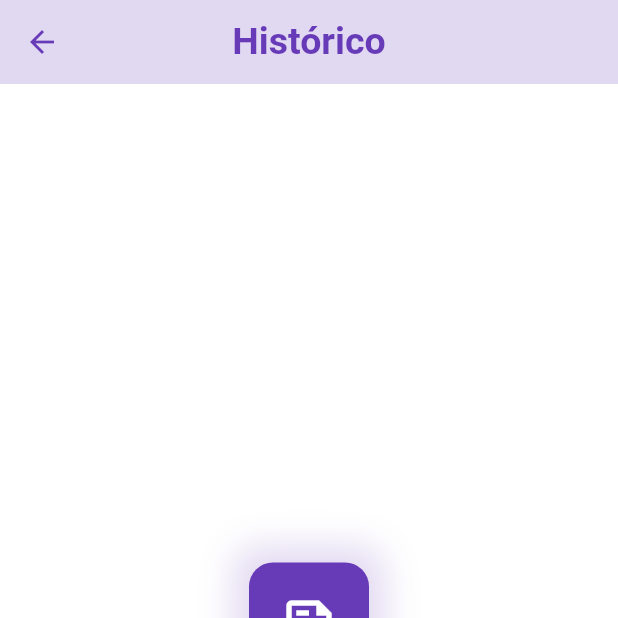
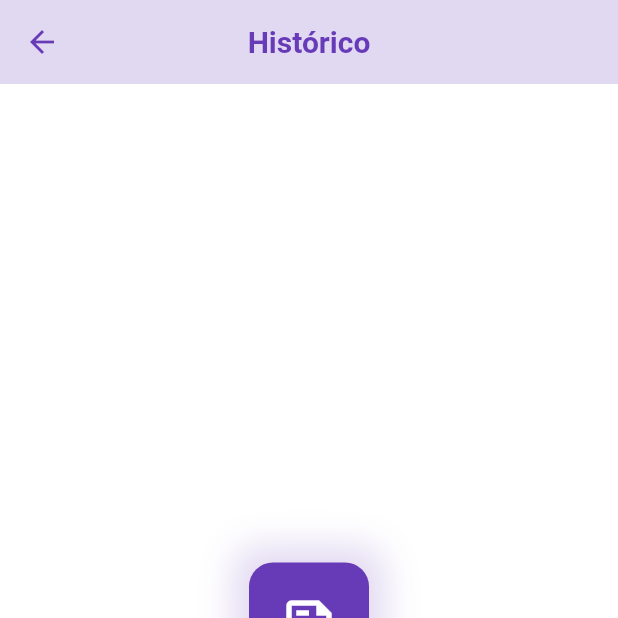
Before and after one commit to DanielMendesDoAmaralLivance/desenvolvimento-sistemas-moveis-e-distribuidos-av1, a Flutter app: the screen it shows after launch, after a tap on "Visualizar histórico completo", on a phone screen of 412 x 824 dp, the top half of it. Run offline on Flutter 3.47's test engine with Material 3 defaults, Android fonts, the phone set to English and light mode, and no system bars; our stand-ins replace dio, flutter_mobx, geocoding, hive, hive_flutter, mobx; missing offline and left inert: map_launcher; accounts and stored records are empty; generated files the repository leaves out were written again.

Commit message:
Cria classe de metrics

```diff
--- a/lib/src/modules/home/components/last_searched_address_data.dart
+++ b/lib/src/modules/home/components/last_searched_address_data.dart
@@ -1,5 +1,6 @@
 import 'package:fast_location/src/modules/home/model/address_model.dart';
 import 'package:fast_location/src/shared/colors/app_colors.dart';
+import 'package:fast_location/src/shared/metrics/app_text_metrics.dart';
 import 'package:flutter/material.dart';
 
 class LastSearchedAddressData extends StatelessWidget {
@@ -24,7 +25,7 @@ class LastSearchedAddressData extends StatelessWidget {
               'Dados da localização',
               style: TextStyle(
                 color: AppColors.theme,
-                fontSize: 20,
+                fontSize: AppTextMetrics.large,
                 fontWeight: FontWeight.bold,
               ),
               textAlign: TextAlign.center,
--- a/lib/src/modules/home/components/last_searched_address_empty_state.dart
+++ b/lib/src/modules/home/components/last_searched_address_empty_state.dart
@@ -1,4 +1,5 @@
 import 'package:fast_location/src/shared/colors/app_colors.dart';
+import 'package:fast_location/src/shared/metrics/app_text_metrics.dart';
 import 'package:flutter/material.dart';
 
 class LastSearchedAddressEmptyState extends StatefulWidget {
@@ -35,7 +36,7 @@ class _LastSearchedAddressEmptyStateState
             'Faça uma busca para localizar seu destino',
             style: TextStyle(
               color: AppColors.theme,
-              fontSize: 20,
+              fontSize: AppTextMetrics.large,
               fontWeight: FontWeight.bold,
             ),
             textAlign: TextAlign.center,
--- a/lib/src/modules/home/components/short_history.dart
+++ b/lib/src/modules/home/components/short_history.dart
@@ -1,6 +1,7 @@
 import 'package:fast_location/src/modules/home/model/address_model.dart';
 import 'package:fast_location/src/shared/colors/app_colors.dart';
 import 'package:fast_location/src/shared/components/address_list/address_list.dart';
+import 'package:fast_location/src/shared/metrics/app_text_metrics.dart';
 import 'package:flutter/material.dart';
 import 'package:flutter_mobx/flutter_mobx.dart';
 import 'package:mobx/mobx.dart';
@@ -22,7 +23,7 @@ class _ShortHistoryState extends State<ShortHistory> {
         Text(
           "Últimos endereços localizados",
           style: TextStyle(
-            fontSize: 20,
+            fontSize: AppTextMetrics.large,
             fontWeight: FontWeight.bold,
             color: AppColors.theme,
           ),
--- a/lib/src/modules/home/page/home_page.dart
+++ b/lib/src/modules/home/page/home_page.dart
@@ -7,6 +7,7 @@ import 'package:fast_location/src/shared/colors/app_colors.dart';
 import 'package:fast_location/src/shared/components/app_bar/custom_app_bar.dart';
 import 'package:fast_location/src/shared/components/app_feedback/app_feedback.dart';
 import 'package:fast_location/src/shared/metrics/app_metrics.dart';
+import 'package:fast_location/src/shared/metrics/app_text_metrics.dart';
 import 'package:flutter/material.dart';
 import 'package:flutter_mobx/flutter_mobx.dart';
 import 'package:geocoding/geocoding.dart';
@@ -108,7 +109,7 @@ class _HomePageState extends State<HomePage> {
       ),
       child: const Text(
         'Localizar endereço',
-        style: TextStyle(fontSize: 16, color: Colors.white),
+        style: TextStyle(fontSize: AppTextMetrics.regular, color: Colors.white),
       ),
     );
   }
@@ -122,7 +123,7 @@ class _HomePageState extends State<HomePage> {
       ),
       child: const Text(
         'Visualizar histórico completo',
-        style: TextStyle(fontSize: 16, color: Colors.white),
+        style: TextStyle(fontSize: AppTextMetrics.regular, color: Colors.white),
       ),
     );
   }
@@ -212,7 +213,10 @@ class _HomePageState extends State<HomePage> {
               children: [
                 const Text(
                   "Digite o CEP",
-                  style: TextStyle(fontSize: 16, fontWeight: FontWeight.normal),
+                  style: TextStyle(
+                    fontSize: AppTextMetrics.regular,
+                    fontWeight: FontWeight.normal,
+                  ),
                 ),
                 const SizedBox(height: 16),
                 TextField(
@@ -247,7 +251,7 @@ class _HomePageState extends State<HomePage> {
                     child: const Text(
                       "Buscar",
                       style: TextStyle(
-                        fontSize: 16,
+                        fontSize: AppTextMetrics.regular,
                         fontWeight: FontWeight.bold,
                         color: Colors.white,
                       ),
--- a/lib/src/shared/components/address_list/address_list.dart
+++ b/lib/src/shared/components/address_list/address_list.dart
@@ -1,5 +1,6 @@
 import 'package:fast_location/src/modules/home/model/address_model.dart';
 import 'package:fast_location/src/shared/components/address_list/address_list_item.dart';
+import 'package:fast_location/src/shared/metrics/app_text_metrics.dart';
 import 'package:flutter/material.dart';
 import 'package:mobx/mobx.dart';
 
@@ -13,7 +14,10 @@ class AddressList extends StatelessWidget {
     return addresses.isEmpty
         ? Text(
           "Nenhum endereço encontrado!",
-          style: TextStyle(fontSize: 16, fontWeight: FontWeight.bold),
+          style: TextStyle(
+            fontSize: AppTextMetrics.regular,
+            fontWeight: FontWeight.bold,
+          ),
           textAlign: TextAlign.start,
         )
         : ListView.separated(
--- a/lib/src/shared/components/app_bar/custom_app_bar.dart
+++ b/lib/src/shared/components/app_bar/custom_app_bar.dart
@@ -1,5 +1,6 @@
 import 'package:fast_location/src/shared/colors/app_colors.dart';
 import 'package:fast_location/src/shared/components/logo/app_full_logo_horizontal.dart';
+import 'package:fast_location/src/shared/metrics/app_text_metrics.dart';
 import 'package:flutter/material.dart';
 
 class CustomAppBar extends StatelessWidget implements PreferredSizeWidget {
@@ -21,7 +22,7 @@ class CustomAppBar extends StatelessWidget implements PreferredSizeWidget {
                 ? Text(
                   title!,
                   style: TextStyle(
-                    fontSize: 25,
+                    fontSize: AppTextMetrics.xLarge,
                     fontWeight: FontWeight.bold,
                     color: AppColors.theme,
                   ),
--- a/lib/src/shared/components/app_feedback/app_feedback.dart
+++ b/lib/src/shared/components/app_feedback/app_feedback.dart
@@ -1,4 +1,5 @@
 import 'package:fast_location/src/shared/colors/app_colors.dart';
+import 'package:fast_location/src/shared/metrics/app_text_metrics.dart';
 import 'package:flutter/material.dart';
 
 class AppFeedback extends StatelessWidget {
@@ -59,13 +60,16 @@ class AppFeedback extends StatelessWidget {
             const SizedBox(height: 24),
             Text(
               errorMessage ?? "Ocorreu um erro",
-              style: const TextStyle(fontSize: 18, fontWeight: FontWeight.w500),
+              style: const TextStyle(
+                fontSize: AppTextMetrics.medium,
+                fontWeight: FontWeight.w500,
+              ),
               textAlign: TextAlign.center,
             ),
             const SizedBox(height: 16),
             const Text(
               'Por favor, recarregue o aplicativo ou tente novamente mais tarde.',
-              style: TextStyle(fontSize: 16, color: Colors.black54),
+              style: TextStyle(fontSize: AppTextMetrics.regular),
               textAlign: TextAlign.center,
             ),
           ],
@@ -120,7 +124,10 @@ class AppFeedback extends StatelessWidget {
             const SizedBox(height: 24),
             Text(
               "Não há nada por aqui ainda!",
-              style: const TextStyle(fontSize: 18, fontWeight: FontWeight.w500),
+              style: const TextStyle(
+                fontSize: AppTextMetrics.medium,
+                fontWeight: FontWeight.w500,
+              ),
               textAlign: TextAlign.center,
             ),
           ],
--- a/lib/src/shared/components/logo/app_text_logo.dart
+++ b/lib/src/shared/components/logo/app_text_logo.dart
@@ -1,4 +1,5 @@
 import 'package:fast_location/src/shared/colors/app_colors.dart';
+import 'package:fast_location/src/shared/metrics/app_text_metrics.dart';
 import 'package:flutter/material.dart';
 
 class AppTextLogo extends StatelessWidget {
@@ -9,7 +10,7 @@ class AppTextLogo extends StatelessWidget {
     return Text(
       "Fast Location App",
       style: TextStyle(
-        fontSize: 25,
+        fontSize: AppTextMetrics.xLarge,
         fontWeight: FontWeight.bold,
         color: AppColors.theme,
       ),
--- /dev/null
+++ b/lib/src/shared/metrics/app_text_metrics.dart
@@ -0,0 +1,7 @@
+class AppTextMetrics {
+  static const double small = 14;
+  static const double regular = 16;
+  static const double medium = 18;
+  static const double large = 20;
+  static const double xLarge = 20;
+}
```
Also changed, not shown: lib/src/shared/components/address_list/address_list_item.dart (+14 -4 lines).
